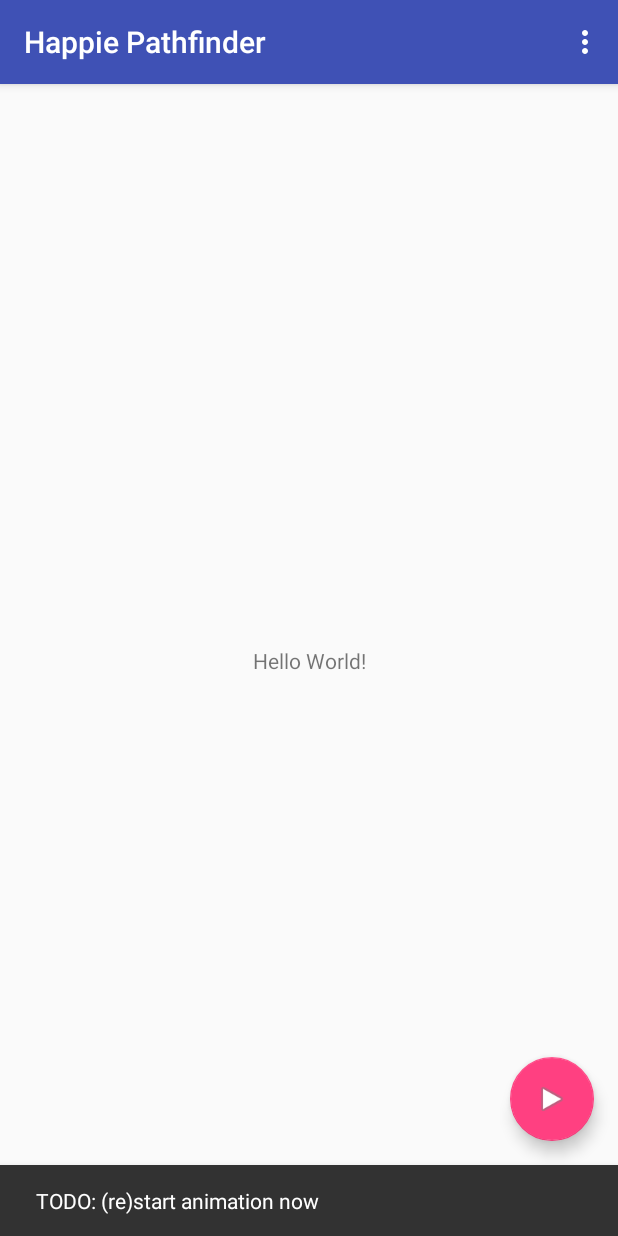
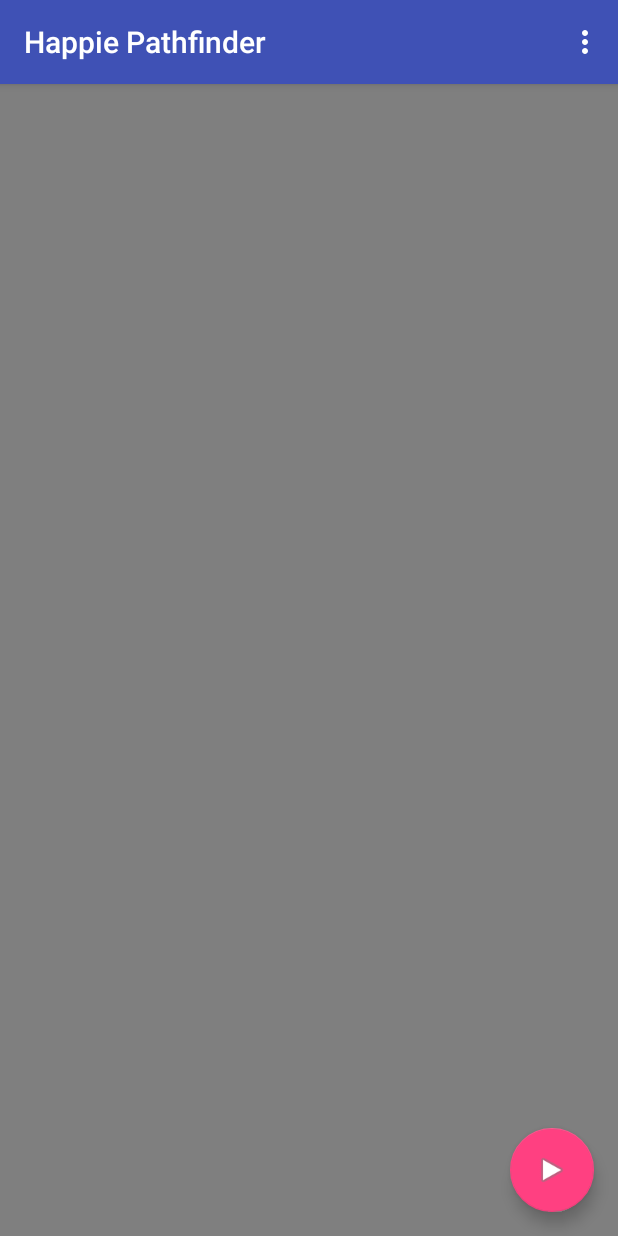
Before and after one commit to opalraava/happiepath, an Android app: the screen it shows after launch (MainActivity), after a tap on an icon or button, on a phone screen of 412 x 824 dp. Run offline under Robolectric (Android 15) with nearby library versions, the phone set to English and light mode, and no system bars.

```diff
--- a/app/src/main/java/happiepath/coreshine/nl/happiepath/DrawView.java
+++ b/app/src/main/java/happiepath/coreshine/nl/happiepath/DrawView.java
@@ -15,8 +15,9 @@ import java.util.Vector;
  */
 
 public class DrawView extends View {
+    public boolean isRunning = true;
     public int max_mode = 6;
-    public int mode = 5;
+    public int mode = 0;
 
     Paint paint = new Paint();
 
@@ -41,6 +42,7 @@ public class DrawView extends View {
 
     @Override
     public void onDraw(Canvas canvas) {
+        if (isRunning == true)
             switch (mode) {
                 case 0:
                     for (int i = 0; i < 100; i++) drawRandomLine(canvas);
@@ -61,9 +63,8 @@ public class DrawView extends View {
                     drawMatrixGradient(canvas);
                     break;
             }
-
-
-
+        else
+            drawGray(canvas);
     }
 
     private class rgb_t { public int r, g, b; }
@@ -117,9 +118,9 @@ public class DrawView extends View {
         int height = canvas.getHeight();
 
         // the actual parameters to this drawing algorithm
-        int num_rows = width/20;
-        int num_cols = height/20;
-        float point_radius = 5.0f;
+        int num_rows = width/50;
+        int num_cols = height/50;
+        float point_radius = 7.0f;
 
         // offset to draw the pixel in the middle...
         int x_offs = width / num_cols / 2;
--- a/app/src/main/java/happiepath/coreshine/nl/happiepath/MainActivity.java
+++ b/app/src/main/java/happiepath/coreshine/nl/happiepath/MainActivity.java
@@ -1,6 +1,8 @@
 package happiepath.coreshine.nl.happiepath;
 
+import android.graphics.Color;
 import android.os.Bundle;
+import android.os.Handler;
 import android.support.design.widget.FloatingActionButton;
 import android.support.design.widget.Snackbar;
 import android.support.v7.app.AppCompatActivity;
@@ -8,25 +10,67 @@ import android.support.v7.widget.Toolbar;
 import android.view.View;
 import android.view.Menu;
 import android.view.MenuItem;
+import android.widget.TextView;
+
+import java.util.Timer;
+import java.util.TimerTask;
 
 public class MainActivity extends AppCompatActivity {
+
+    DrawView drawView;
+    final Handler myHandler = new Handler();
 
     @Override
     protected void onCreate(Bundle savedInstanceState) {
         super.onCreate(savedInstanceState);
         setContentView(R.layout.activity_main);
+
         Toolbar toolbar = (Toolbar) findViewById(R.id.toolbar);
         setSupportActionBar(toolbar);
 
-        FloatingActionButton fab = (FloatingActionButton) findViewById(R.id.fab);
+        final FloatingActionButton fab = (FloatingActionButton) findViewById(R.id.fab);
         fab.setOnClickListener(new View.OnClickListener() {
             @Override
             public void onClick(View view) {
-                Snackbar.make(view, "TODO: (re)start animation now", Snackbar.LENGTH_LONG)
-                        .setAction("Action", null).show();
+//                Snackbar.make(view, "TODO: (re)start animation now", Snackbar.LENGTH_LONG)
+//                        .setAction("Action", null).show();
+
+//                drawView.mode++;
+//                if (drawView.mode >= drawView.max_mode )
+//                    drawView.mode = 0;
+
+                drawView.isRunning = !drawView.isRunning;
+
+                if (drawView.isRunning)
+                    fab.setImageResource(android.R.drawable.ic_media_pause);
+                else
+                    fab.setImageResource(android.R.drawable.ic_media_play);
             }
         });
+
+        drawView = (DrawView) findViewById(R.id.drawview);
+        drawView.mode = 0;
+
+        // Redraw once a second...
+        Timer myTimer = new Timer();
+        myTimer.schedule(new TimerTask() {
+            @Override
+            public void run() {
+                myHandler.post(myRunnable);
+            }
+        }, 0, 1);
+
     }
+
+    // update the drawView
+    final Runnable myRunnable = new Runnable() {
+        public void run() {
+            // GUI calls allowed...
+            drawView.invalidate();
+        }
+    };
+
+
 
     @Override
     public boolean onCreateOptionsMenu(Menu menu) {
--- a/app/src/main/res/layout/activity_main.xml
+++ b/app/src/main/res/layout/activity_main.xml
@@ -28,6 +28,6 @@
         android:layout_height="wrap_content"
         android:layout_gravity="bottom|end"
         android:layout_margin="@dimen/fab_margin"
-        app:srcCompat="@android:drawable/ic_media_play" />
+        app:srcCompat="@android:drawable/ic_media_pause" />
 
 </android.support.design.widget.CoordinatorLayout>
--- a/app/src/main/res/layout/content_main.xml
+++ b/app/src/main/res/layout/content_main.xml
@@ -8,13 +8,9 @@
     tools:context="happiepath.coreshine.nl.happiepath.MainActivity"
     tools:showIn="@layout/activity_main">
 
-    <TextView
-        android:layout_width="wrap_content"
-        android:layout_height="wrap_content"
-        android:text="Hello World!"
-        app:layout_constraintBottom_toBottomOf="parent"
-        app:layout_constraintLeft_toLeftOf="parent"
-        app:layout_constraintRight_toRightOf="parent"
-        app:layout_constraintTop_toTopOf="parent" />
+    <happiepath.coreshine.nl.happiepath.DrawView
+        android:layout_width="match_parent"
+        android:layout_height="match_parent"
+        android:id="@+id/drawview" />
 
 </android.support.constraint.ConstraintLayout>
```
Lines whose indentation alone changed are shown as unchanged.
